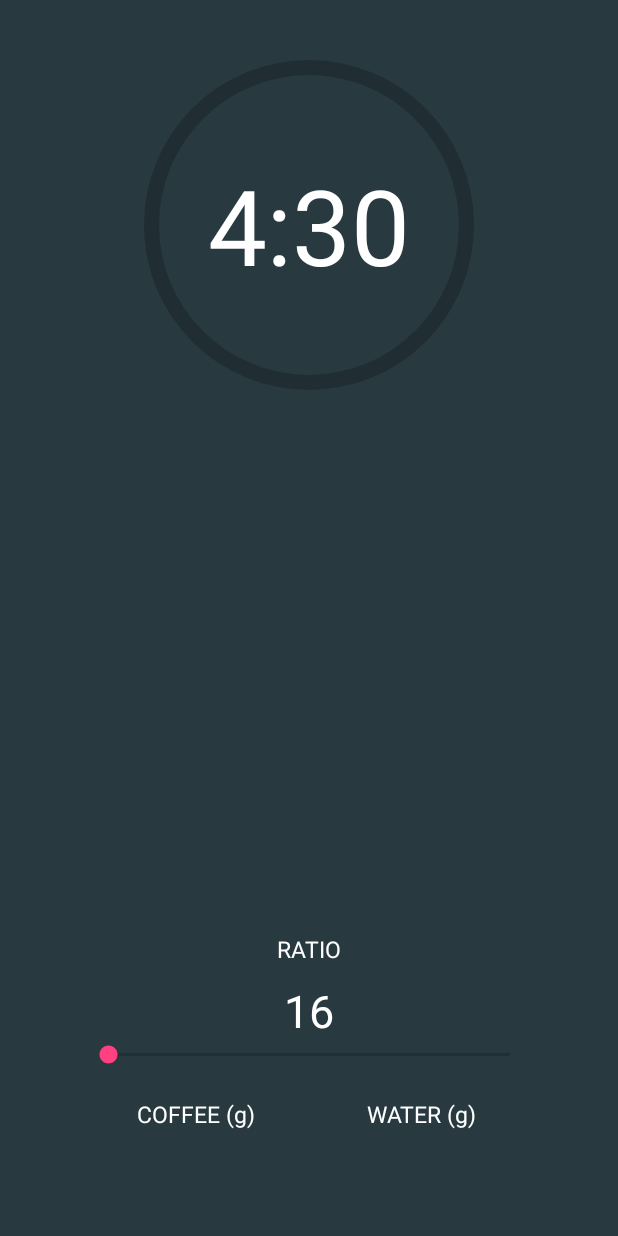
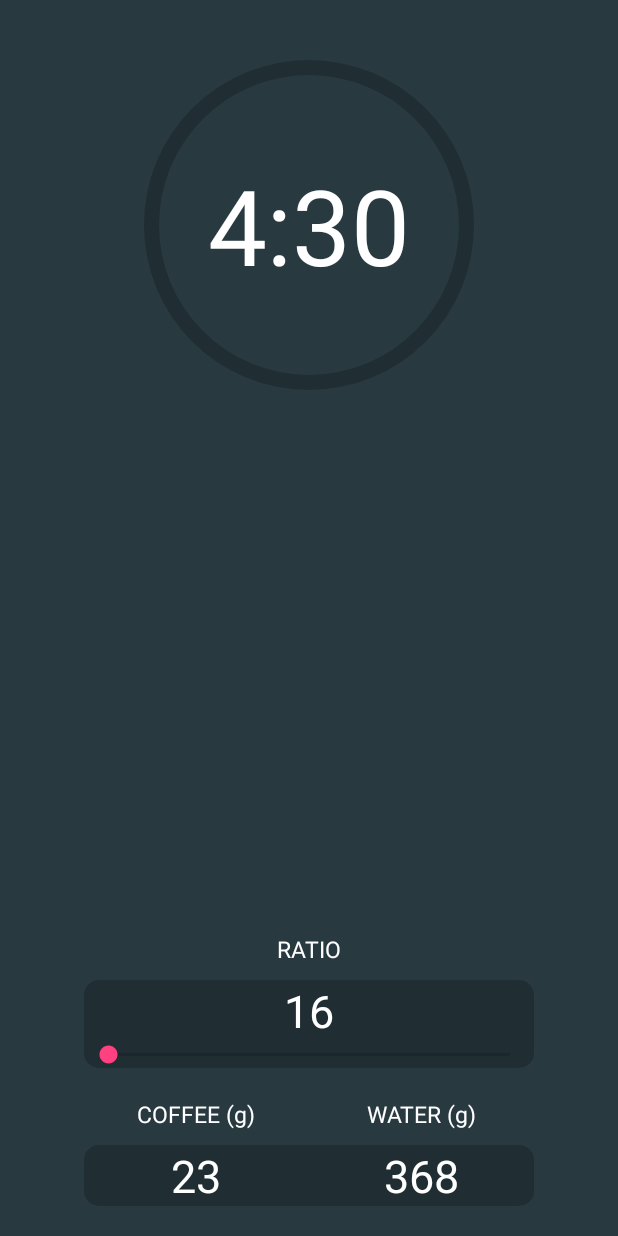
Before and after one commit to akosborn/Pressta, an Android app: the layout fragment_hot_brew.xml on its own in the app's theme, with its tools: preview values and no code run, on a phone screen of 412 x 824 dp. Run offline under Robolectric (Android 15) with nearby library versions, the phone set to English and light mode, and no system bars.

Commit message:
added rounded background to edit text fields in fragment_hot_brew.xml

```diff
--- a/app/src/main/res/layout/fragment_hot_brew.xml
+++ b/app/src/main/res/layout/fragment_hot_brew.xml
@@ -32,13 +32,21 @@
 
     </RelativeLayout>
 
+    <RelativeLayout
+        android:layout_width="match_parent"
+        android:layout_height="wrap_content"
+        android:layout_alignParentBottom="true"
+        android:layout_below="@id/layout_progress_bar"
+        android:layout_centerHorizontal="true">
+
         <LinearLayout
             android:id="@+id/linear_layout_weights"
             android:layout_width="300dp"
             android:layout_height="wrap_content"
             android:layout_alignParentBottom="true"
             android:layout_centerHorizontal="true"
-        android:layout_marginBottom="20dp">
+            android:layout_marginBottom="20dp"
+            android:background="@drawable/layout_rounded_bg">
             <EditText
                 android:id="@+id/edit_text_coffee_weight"
                 android:layout_width="150dp"
@@ -48,6 +56,7 @@
                 android:textSize="30sp"
                 android:background="@color/transparent"
                 android:textColor="@android:color/white"
+                tools:text="23"
                 android:cursorVisible="false"/>
             <EditText
                 android:id="@+id/edit_text_water_weight"
@@ -58,6 +67,7 @@
                 android:textSize="30sp"
                 android:background="@color/transparent"
                 android:textColor="@android:color/white"
+                tools:text="368"
                 android:cursorVisible="false"/>
         </LinearLayout>
 
@@ -84,33 +94,42 @@
                 android:textSize="15sp"/>
         </LinearLayout>
 
-    <SeekBar
+        <LinearLayout
+            android:id="@+id/rel_layout_ratio"
             android:layout_width="300dp"
             android:layout_height="wrap_content"
-        android:id="@+id/seekbar_ratio"
-        android:max="19"
+            android:orientation="vertical"
+            android:layout_centerHorizontal="true"
             android:layout_marginBottom="20dp"
             android:layout_above="@id/linear_layout_weight_labels"
-        android:layout_centerHorizontal="true"/>
+            android:background="@drawable/layout_rounded_bg">
 
             <TextView
                 android:id="@+id/text_view_seekbar_label"
-        android:layout_width="wrap_content"
+                android:layout_width="match_parent"
                 android:layout_height="wrap_content"
+                android:gravity="center"
                 tools:text="16"
-        android:layout_centerHorizontal="true"
-        android:gravity="center_horizontal"
                 android:textSize="30sp"
-        android:layout_above="@id/seekbar_ratio"
                 android:minEms="2"/>
+
+            <SeekBar
+                android:layout_width="match_parent"
+                android:layout_height="wrap_content"
+                android:id="@+id/seekbar_ratio"
+                android:max="19"/>
+
+        </LinearLayout>
 
         <TextView
             android:layout_width="wrap_content"
             android:layout_height="wrap_content"
-        android:layout_above="@id/text_view_seekbar_label"
+            android:layout_above="@id/rel_layout_ratio"
             android:layout_centerHorizontal="true"
             android:text="@string/ratio_label"
             android:textSize="15sp"
             android:layout_marginBottom="10dp"/>
 
     </RelativeLayout>
+
+</RelativeLayout>
```
Lines whose indentation alone changed are shown as unchanged.
